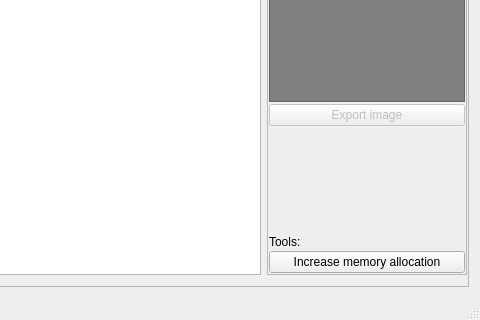
ProgSys/pg_disatools, file src/ui/mainwindow.ui: the form before one commit; both pictures show x 93 to 573 and y 521 to 841 of the 573 by 841 pixel window.
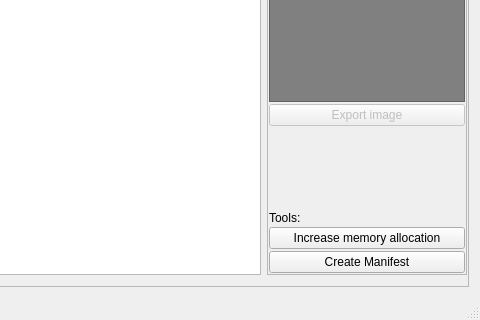
The form after the commit. Custom widgets are drawn as their Qt base class.

Commit message: File manager now can export a manifest file

What changed in the file:
```diff
--- a/src/ui/mainwindow.ui
+++ b/src/ui/mainwindow.ui
@@ -381,6 +381,13 @@
             </property>
            </widget>
           </item>
+          <item>
+           <widget class="QPushButton" name="btnIncManifest">
+            <property name="text">
+             <string>Create Manifest</string>
+            </property>
+           </widget>
+          </item>
          </layout>
         </widget>
        </item>
```
The commit also changes 4 other files.
